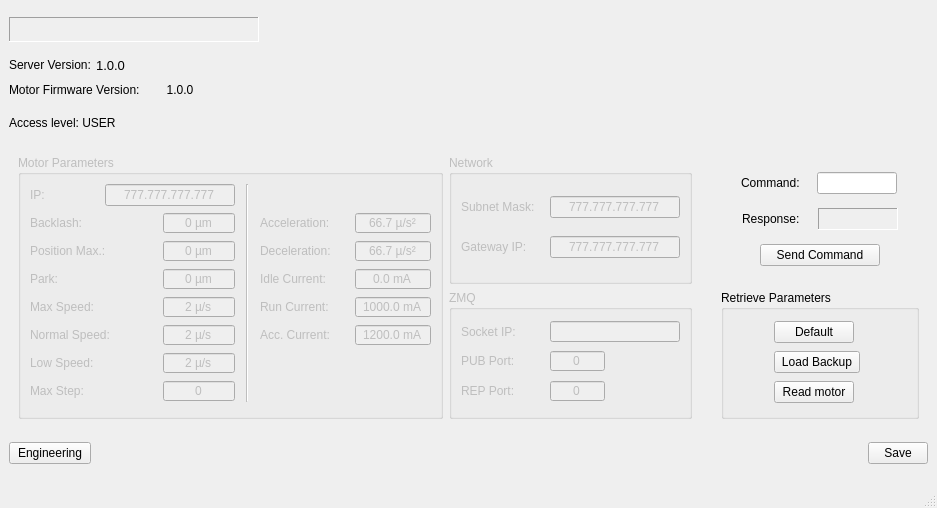
This is assets/ui/engineering.ui in dev-LNA/HostFocuser160 as Qt 5 draws it before an edit. The edited form follows.
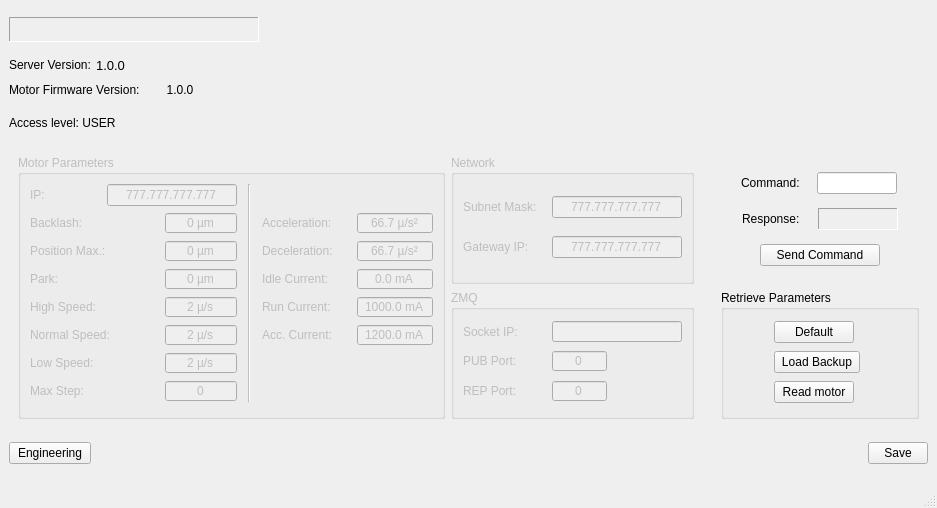
This is the edited form.

The edit to the form file:
```diff
--- a/assets/ui/engineering.ui
+++ b/assets/ui/engineering.ui
@@ -1027,7 +1027,7 @@
             </size>
            </property>
            <property name="text">
-            <string>Max Speed:</string>
+            <string>High Speed:</string>
            </property>
           </widget>
          </item>
```
